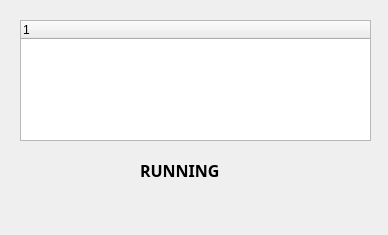
Above: USBNinjaGUI/daemonstatusdialog.ui from gfoudree/usbninja before the change. Below: the same form after it.
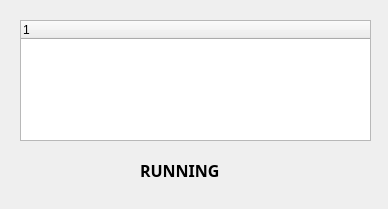
That is the form after the change. Icons and pictures are not drawn.

```diff
--- a/USBNinjaGUI/daemonstatusdialog.ui
+++ b/USBNinjaGUI/daemonstatusdialog.ui
@@ -7,19 +7,19 @@
     <x>0</x>
     <y>0</y>
     <width>388</width>
-    <height>235</height>
+    <height>209</height>
    </rect>
   </property>
   <property name="minimumSize">
    <size>
     <width>388</width>
-    <height>235</height>
+    <height>209</height>
    </size>
   </property>
   <property name="maximumSize">
    <size>
     <width>388</width>
-    <height>235</height>
+    <height>209</height>
    </size>
   </property>
   <property name="windowTitle">
```
